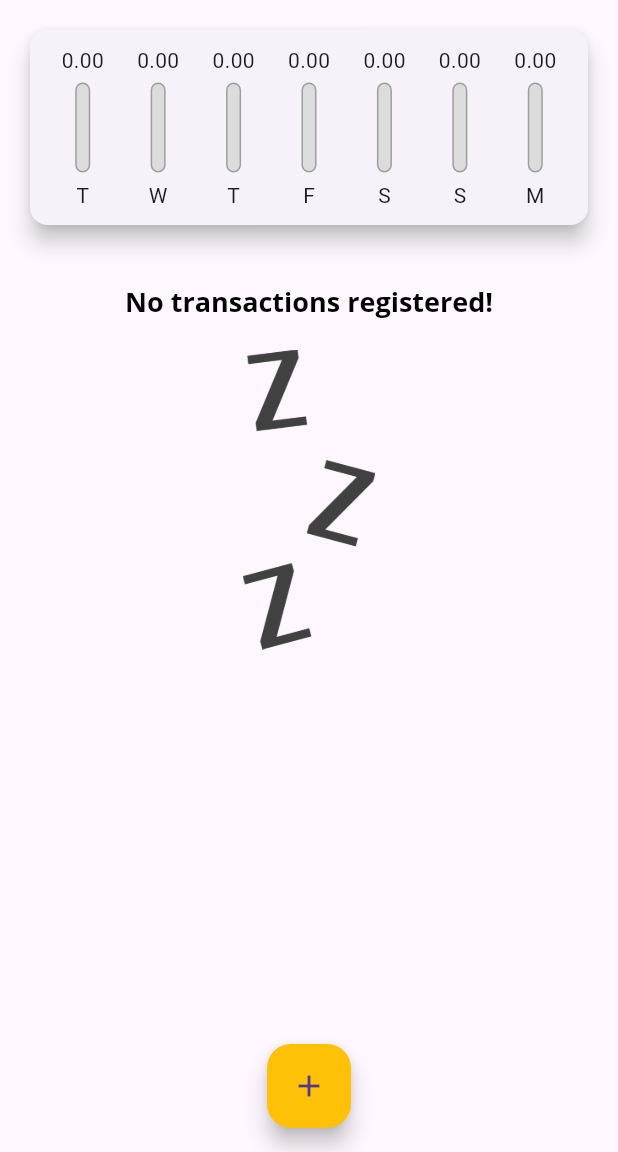
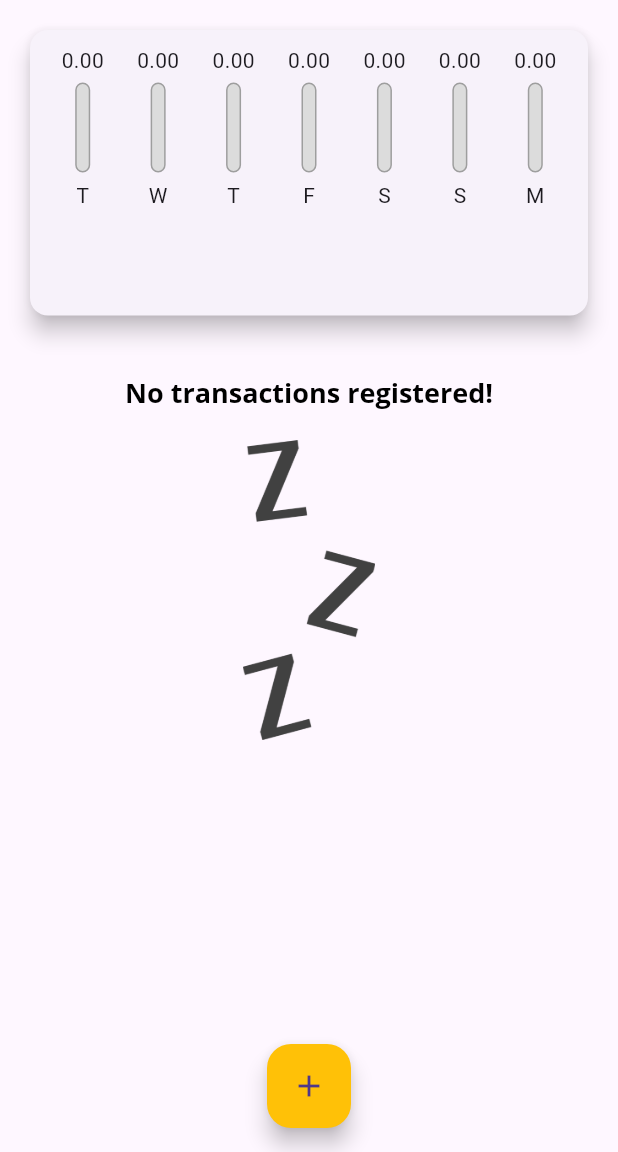
Before and after one commit to davisiqueira1/flutter_expenses_app, a Flutter app: the screen it shows after launch, on a phone screen of 412 x 824 dp, the part 84-1236 px from its top. Run offline on Flutter 3.47's test engine with Material 3 defaults, Android fonts, the phone set to English and light mode, and no system bars.

Commit message:
feat: add very basic responsiveness

```diff
--- a/lib/components/transaction_list.dart
+++ b/lib/components/transaction_list.dart
@@ -15,9 +15,7 @@ class TransactionList extends StatelessWidget {
 
   @override
   Widget build(BuildContext context) {
-    return SizedBox(
-      height: 300,
-      child: _transactions.isEmpty
+    return _transactions.isEmpty
         ? Column(
             children: [
               Container(
@@ -72,7 +70,6 @@ class TransactionList extends StatelessWidget {
                 ),
               );
             },
-            ),
           );
   }
 }
--- a/lib/main.dart
+++ b/lib/main.dart
@@ -96,8 +96,7 @@ class _HomePageState extends State<HomePage> {
 
   @override
   Widget build(BuildContext context) {
-    return Scaffold(
-      appBar: AppBar(
+    final appBar = AppBar(
       backgroundColor: Theme.of(context).colorScheme.primary,
       title: const Text("Expenses"),
       actions: [
@@ -108,15 +107,29 @@ class _HomePageState extends State<HomePage> {
               color: Colors.white,
             ))
       ],
-      ),
+    );
+    final availableHeight = MediaQuery.of(context).size.height -
+        appBar.preferredSize.height -
+        MediaQuery.of(context).padding.top;
+
+    return Scaffold(
+      appBar: appBar,
       body: SingleChildScrollView(
         child: Column(
           crossAxisAlignment: CrossAxisAlignment.stretch,
           children: [
-            Chart(transactions: _recentTransactions),
-            TransactionList(
+            SizedBox(
+              height: availableHeight * 0.3,
+              child: Chart(
+                transactions: _recentTransactions,
+              ),
+            ),
+            SizedBox(
+              height: availableHeight * 0.7,
+              child: TransactionList(
                 transactions: _transactions,
                 onDelete: _onDelete,
+              ),
             ),
           ],
         ),
```
Lines whose indentation alone changed are shown as unchanged.
